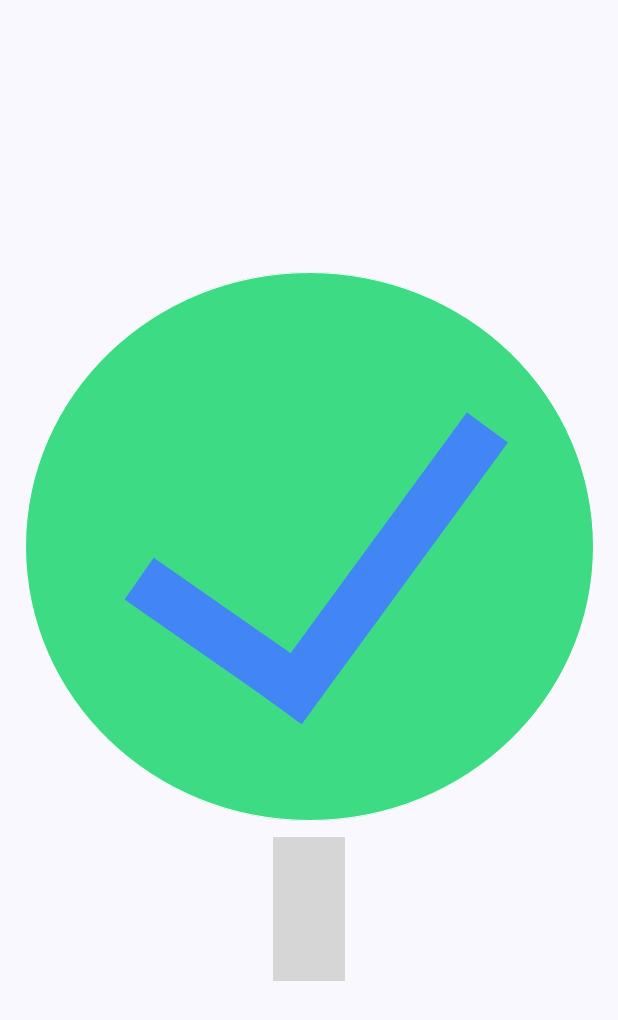
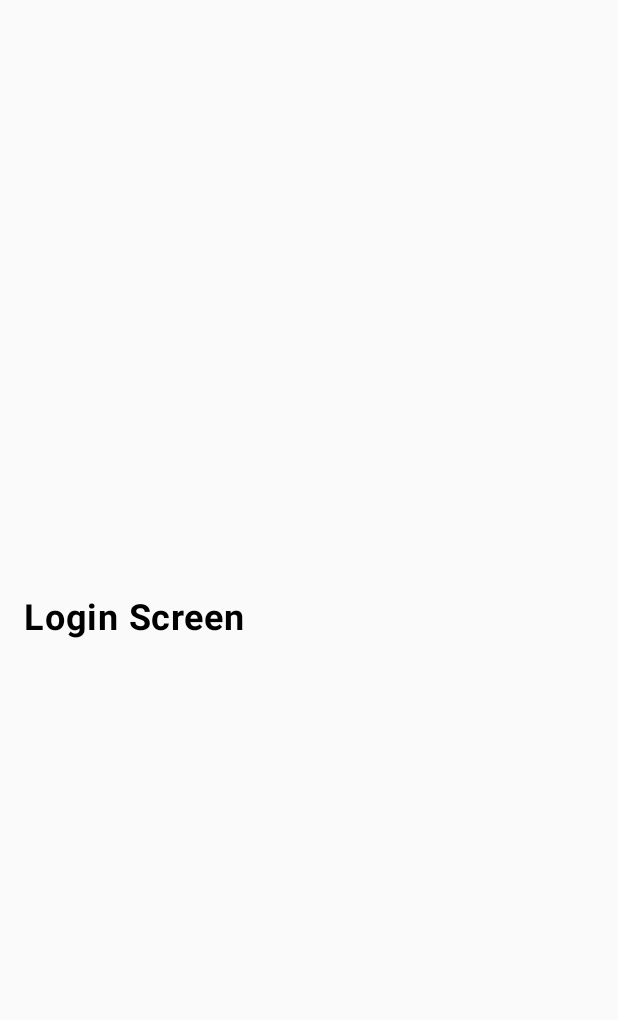
Before and after one commit to Mitdrak/TaskManager, an Android app built with Jetpack Compose: the screen it shows after launch (MainActivity), on a phone screen of 412 x 824 dp. Shown: the top 1020 px of the screen. Run offline under Robolectric (Android 15) with nearby library versions, the phone set to English and light mode, and no system bars; our stand-ins replace Dagger/Hilt's generated code, Firebase (no records; nobody signed in at launch, a user with empty details on screens opened directly); grey boxes are pictures that could not be loaded.

Commit message:
add navigation routes and NavHost

```diff
--- a/app/src/main/AndroidManifest.xml
+++ b/app/src/main/AndroidManifest.xml
@@ -3,6 +3,7 @@
     xmlns:tools="http://schemas.android.com/tools">
 
     <application
+        android:name=".HabitTrackerApp"
         android:allowBackup="true"
         android:dataExtractionRules="@xml/data_extraction_rules"
         android:fullBackupContent="@xml/backup_rules"
--- /dev/null
+++ b/app/src/main/java/com/example/taskmanager/HabitTrackerApp.kt
@@ -0,0 +1,12 @@
+package com.example.taskmanager
+
+import android.app.Application
+import dagger.hilt.android.HiltAndroidApp
+
+@HiltAndroidApp
+class HabitTrackerApp : Application() {
+    override fun onCreate() {
+        super.onCreate()
+    }
+
+}
--- a/app/src/main/java/com/example/taskmanager/MainActivity.kt
+++ b/app/src/main/java/com/example/taskmanager/MainActivity.kt
@@ -4,6 +4,7 @@ import android.os.Bundle
 import androidx.activity.ComponentActivity
 import androidx.activity.compose.setContent
 import androidx.compose.foundation.Image
+import androidx.compose.foundation.clickable
 import androidx.compose.foundation.layout.Arrangement
 import androidx.compose.foundation.layout.Column
 import androidx.compose.foundation.layout.fillMaxSize
@@ -21,67 +22,18 @@ import androidx.compose.ui.tooling.preview.Preview
 import androidx.compose.ui.unit.dp
 import androidx.compose.ui.unit.sp
 import com.example.taskmanager.presentation.common.theme.TaskManagerTheme
+import com.example.taskmanager.presentation.navigation.AppNavigation
+import dagger.hilt.android.AndroidEntryPoint
 
+@AndroidEntryPoint
 class MainActivity : ComponentActivity() {
     override fun onCreate(savedInstanceState: Bundle?) {
         super.onCreate(savedInstanceState)
         setContent {
             TaskManagerTheme {
                 // A surface container using the 'background' color from the theme
-                Surface(
-                    modifier = Modifier.fillMaxSize(),
-                    color = MaterialTheme.colorScheme.background
-                ) {
-                    TaskAccept()
-                }
+                AppNavigation()
             }
         }
     }
 }
-
-@Composable
-fun TaskAccept() {
-    Column(
-        verticalArrangement = Arrangement.Center,
-        horizontalAlignment = Alignment.CenterHorizontally
-    ) {
-        ImageCheck()
-        Title(stringResource(R.string.title), Modifier.padding(top = 24.dp, bottom = 8.dp))
-        /*Title(stringResource(R.string.subtitle))*/
-        Subtitle(stringResource(R.string.subtitle)+" PERRO", Modifier.padding(top = 8.dp))
-    }
-}
-
-
-@Composable
-fun Title(name: String, modifier: Modifier = Modifier) {
-    Text(
-        text = "$name",
-        fontWeight = Bold,
-        modifier = modifier
-    )
-}
-
-@Composable
-fun Subtitle(name: String, modifier: Modifier = Modifier) {
-    Text(
-        text = "$name",
-        modifier = modifier,
-        fontSize = 16.sp
-    )
-}
-
-
-@Composable
-fun ImageCheck() {
-    val image = painterResource(R.drawable.ic_task_completed)
-    Image(painter = image, contentDescription = null)
-}
-
-@Preview(showBackground = true)
-@Composable
-fun GreetingPreview() {
-    TaskManagerTheme {
-        TaskAccept()
-    }
-}
--- /dev/null
+++ b/app/src/main/java/com/example/taskmanager/di/FirebaseModule.kt
@@ -0,0 +1,19 @@
+package com.example.taskmanager.di
+
+import com.google.firebase.auth.FirebaseAuth
+import dagger.Module
+import dagger.Provides
+import dagger.hilt.InstallIn
+import dagger.hilt.components.SingletonComponent
+import javax.inject.Singleton
+
+@Module
+@InstallIn(SingletonComponent::class)
+object FirebaseModule {
+
+    @Provides
+    @Singleton
+    fun provideFirebaseAuth(): FirebaseAuth {
+        return FirebaseAuth.getInstance()
+    }
+}
--- /dev/null
+++ b/app/src/main/java/com/example/taskmanager/presentation/navigation/AppNavigation.kt
@@ -0,0 +1,36 @@
+package com.example.taskmanager.presentation.navigation
+
+import androidx.compose.material3.CircularProgressIndicator
+import androidx.compose.runtime.Composable
+import androidx.compose.runtime.collectAsState
+import androidx.compose.ui.Modifier
+import androidx.hilt.navigation.compose.hiltViewModel
+import androidx.navigation.NavController
+import androidx.navigation.NavHostController
+import androidx.navigation.compose.NavHost
+import androidx.navigation.compose.composable
+import androidx.navigation.compose.rememberNavController
+
+@Composable
+fun AppNavigation(
+    navController: NavHostController = rememberNavController(),
+    authViewModel: AuthViewModel = hiltViewModel()
+) {
+    val authState = authViewModel.authState.collectAsState().value
+
+    NavHost(
+        navController = navController,
+        route = Graph.ROOT,
+        startDestination = when (authState) {
+            AuthState.AUTHENTICATED -> Graph.MAIN
+            AuthState.UNAUTHENTICATED -> Graph.AUTHENTICATION
+            AuthState.UNKNOWN -> "loading_screen"
+        }
+    ) {
+        composable("loading_screen") {
+            CircularProgressIndicator()
+        }
+        authNavGraph(navController = navController)
+        mainNavGraph(navController = navController)
+    }
+}
--- /dev/null
+++ b/app/src/main/java/com/example/taskmanager/presentation/navigation/AuthViewModel.kt
@@ -0,0 +1,43 @@
+package com.example.taskmanager.presentation.navigation
+
+import androidx.lifecycle.ViewModel
+import androidx.lifecycle.viewModelScope
+import com.google.firebase.auth.FirebaseAuth
+import dagger.hilt.android.lifecycle.HiltViewModel
+import kotlinx.coroutines.flow.MutableStateFlow
+import kotlinx.coroutines.flow.StateFlow
+import kotlinx.coroutines.launch
+import javax.inject.Inject
+
+enum class AuthState {
+    UNKNOWN, AUTHENTICATED, UNAUTHENTICATED,
+}
+
+@HiltViewModel
+class AuthViewModel @Inject constructor(
+    private val firebaseAuth: FirebaseAuth
+) : ViewModel() {
+    private val _authState = MutableStateFlow(AuthState.UNKNOWN)
+    val authState: StateFlow<AuthState> = _authState
+
+    init {
+        checkAuthState()
+    }
+
+    private fun checkAuthState() {
+        viewModelScope.launch {
+            firebaseAuth.addAuthStateListener { auth ->
+                if (auth.currentUser != null) {
+                    _authState.value = AuthState.AUTHENTICATED
+                } else {
+                    _authState.value = AuthState.UNAUTHENTICATED
+                }
+            }
+            if (firebaseAuth.currentUser != null) {
+                _authState.value = AuthState.AUTHENTICATED
+            } else {
+                _authState.value = AuthState.UNAUTHENTICATED
+            }
+        }
+    }
+}
--- /dev/null
+++ b/app/src/main/java/com/example/taskmanager/presentation/navigation/NavGraph.kt
@@ -0,0 +1,48 @@
+package com.example.taskmanager.presentation.navigation
+
+import androidx.navigation.NavController
+import androidx.navigation.NavGraphBuilder
+import androidx.navigation.NavHostController
+import androidx.navigation.compose.composable
+import androidx.navigation.navigation
+import com.example.taskmanager.presentation.screens.home.HomeScreen
+import com.example.taskmanager.presentation.screens.login.LoginScreen
+
+fun NavGraphBuilder.authNavGraph(navController: NavHostController) {
+    navigation(
+        route = Graph.AUTHENTICATION, startDestination = Screen.Login.route
+    ) {
+        composable(
+            route = Screen.Login.route
+        ) {
+            LoginScreen()
+        }
+        composable(
+            route = Screen.Register.route
+        ) {
+            // RegisterScreen(navController)
+        }
+    }
+}
+
+fun NavGraphBuilder.mainNavGraph(navController: NavHostController) {
+    navigation(
+        route = Graph.MAIN, startDestination = Screen.Home.route
+    ) {
+        composable(
+            route = Screen.Home.route
+        ) {
+            HomeScreen()
+        }
+        composable(
+            route = Screen.HabitDetails.route
+        ) {
+            // HabitDetailsScreen(navController)
+        }
+        composable(
+            route = Screen.Settings.route
+        ) {
+            // SettingsScreen(navController)
+        }
+    }
+}
--- /dev/null
+++ b/app/src/main/java/com/example/taskmanager/presentation/navigation/NavigationDestination.kt
@@ -0,0 +1,18 @@
+package com.example.taskmanager.presentation.navigation
+
+object Graph {
+    const val ROOT = "root_graph"
+    const val AUTHENTICATION = "auth_graph"
+    const val MAIN = "main_graph"
+}
+
+sealed class Screen(val route: String) {
+    object Login : Screen("login_screen")
+    object Register : Screen("register_screen")
+    object Home : Screen("home_screen")
+    object HabitDetails : Screen("habit_details_screen/{habitId}") {
+        fun createRoute(habitId: String) = "habit_details_screen/$habitId"
+    }
+
+    object Settings : Screen("settings_screen")
+}
--- /dev/null
+++ b/app/src/main/java/com/example/taskmanager/presentation/screens/login/LoginScreen.kt
@@ -0,0 +1,24 @@
+package com.example.taskmanager.presentation.screens.login
+
+import androidx.compose.foundation.layout.Arrangement
+import androidx.compose.foundation.layout.Column
+import androidx.compose.foundation.layout.fillMaxSize
+import androidx.compose.foundation.layout.padding
+import androidx.compose.material3.Text
+import androidx.compose.runtime.Composable
+import androidx.compose.ui.Modifier
+import androidx.compose.ui.text.font.FontWeight.Companion.Bold
+import androidx.compose.ui.unit.dp
+import androidx.compose.ui.unit.sp
+
+@Composable
+fun LoginScreen() {
+    Column(modifier = Modifier.fillMaxSize(), Arrangement.Center) {
+        Text(
+            text = "Login Screen",
+            fontSize = 24.sp,
+            fontWeight = Bold,
+            modifier = Modifier.padding(16.dp)
+        )
+    }
+}
--- a/build.gradle
+++ b/build.gradle
@@ -10,7 +10,4 @@ plugins {
     id("com.google.devtools.ksp") version "2.1.10-1.0.31" apply false
 
 
-
-
-
 }
```
Also changed, not shown: app/build.gradle (+5 -6 lines), app/src/main/java/com/example/taskmanager/presentation/screens/home/HomeScreen.kt (added, +25 -0 lines).
